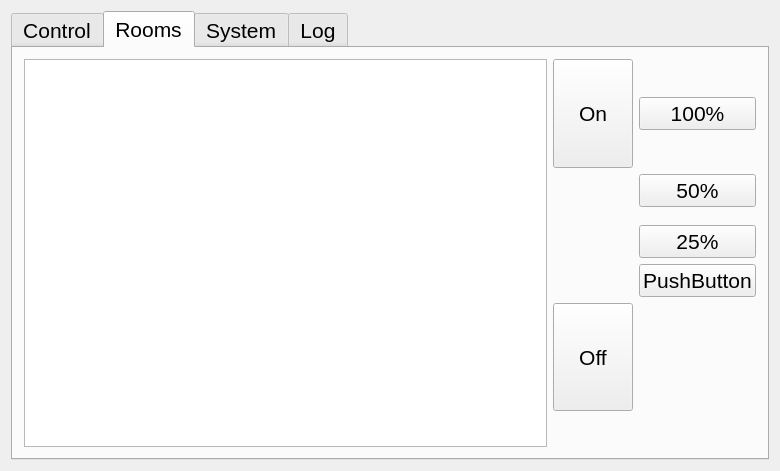
Before: the Qt Designer form widget.ui in paulkappler/HomeGUI, drawn with Qt 5.
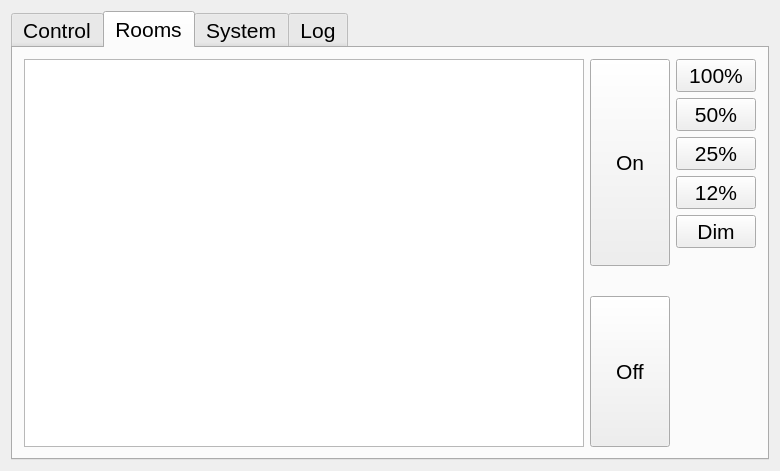
After: the same form once the commit is applied.

Commit message: add brightness buttons

The edit to the form file:
```diff
--- a/widget.ui
+++ b/widget.ui
@@ -246,32 +246,6 @@
        <string>Rooms</string>
       </attribute>
       <layout class="QGridLayout" name="gridLayout_5">
-       <item row="1" column="1">
-        <widget class="QPushButton" name="roomOnButton">
-         <property name="sizePolicy">
-          <sizepolicy hsizetype="Minimum" vsizetype="Expanding">
-           <horstretch>0</horstretch>
-           <verstretch>0</verstretch>
-          </sizepolicy>
-         </property>
-         <property name="text">
-          <string>On</string>
-         </property>
-        </widget>
-       </item>
-       <item row="7" column="1">
-        <widget class="QPushButton" name="roomOffButton">
-         <property name="sizePolicy">
-          <sizepolicy hsizetype="Minimum" vsizetype="Expanding">
-           <horstretch>0</horstretch>
-           <verstretch>0</verstretch>
-          </sizepolicy>
-         </property>
-         <property name="text">
-          <string>Off</string>
-         </property>
-        </widget>
-       </item>
        <item row="1" column="0" rowspan="13">
         <widget class="QListWidget" name="listWidgetRoom">
          <property name="font">
@@ -295,17 +269,50 @@
          </property>
         </widget>
        </item>
-       <item row="5" column="2">
-        <widget class="QPushButton" name="pushButton_3">
+       <item row="3" column="2">
+        <widget class="QPushButton" name="room25Button">
          <property name="text">
           <string>25%</string>
          </property>
         </widget>
        </item>
-       <item row="6" column="2">
-        <widget class="QPushButton" name="pushButton_4">
+       <item row="4" column="2">
+        <widget class="QPushButton" name="room12Button">
          <property name="text">
-          <string>PushButton</string>
+          <string>12%</string>
+         </property>
+        </widget>
+       </item>
+       <item row="13" column="1">
+        <widget class="QPushButton" name="roomOffButton">
+         <property name="sizePolicy">
+          <sizepolicy hsizetype="Minimum" vsizetype="Expanding">
+           <horstretch>0</horstretch>
+           <verstretch>0</verstretch>
+          </sizepolicy>
+         </property>
+         <property name="text">
+          <string>Off</string>
+         </property>
+        </widget>
+       </item>
+       <item row="1" column="1" rowspan="8">
+        <widget class="QPushButton" name="roomOnButton">
+         <property name="sizePolicy">
+          <sizepolicy hsizetype="Minimum" vsizetype="Expanding">
+           <horstretch>0</horstretch>
+           <verstretch>0</verstretch>
+          </sizepolicy>
+         </property>
+         <property name="text">
+          <string>On</string>
+         </property>
+        </widget>
+       </item>
+       <item row="5" column="2">
+        <widget class="QPushButton" name="room1Button">
+         <property name="text">
+          <string>Dim</string>
          </property>
         </widget>
        </item>
```
Left out of the diff: 4 changed lines with no effect on the pictures. The commit also changes 1 other file.
